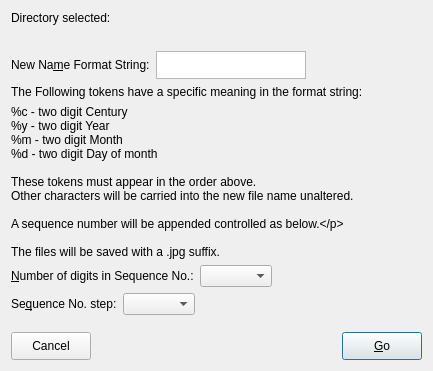
Before: the Qt Designer form frm/pdrenfiles.ui in johcarsmi/picdok, drawn with Qt 5.
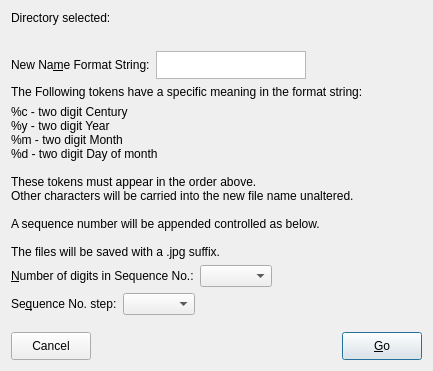
After: the same form once the commit is applied. Custom widgets are drawn as their Qt base class.

Commit message: Static message corrected, ignored files counted

The edit to the form file:
```diff
--- a/frm/pdrenfiles.ui
+++ b/frm/pdrenfiles.ui
@@ -129,7 +129,7 @@
 These tokens must appear in the order above. 
 Other characters will be carried into the new file name unaltered.
 
-A sequence number will be appended controlled as below.&lt;/p&gt;
+A sequence number will be appended controlled as below.
 
 The files will be saved with a .jpg suffix.</string>
        </property>
```
The commit also changes 2 other files.
